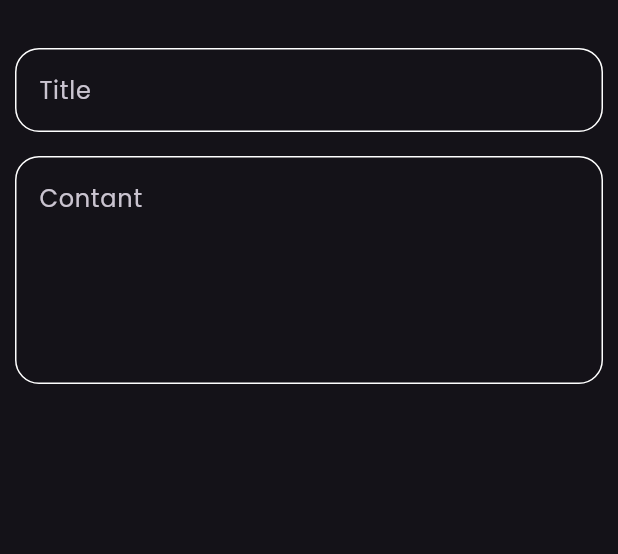
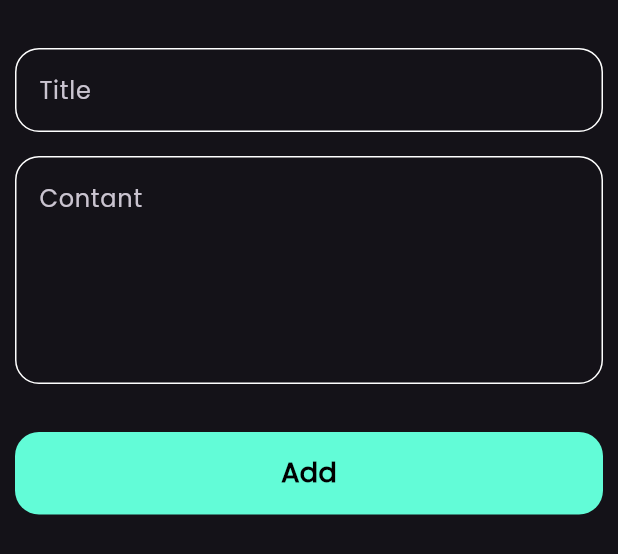
Before and after one commit to Abdelrahmanmagdy19/note_app, a Flutter app: the AddNoteBottomSheet widget shown alone on an empty page, opened directly, on a phone screen of 412 x 824 dp. Shown: the top 554 px of the screen. Run offline on Flutter 3.47's test engine with Material 3 defaults, Android fonts, the phone set to English and light mode, and no system bars.

Commit message:
finsh notes bottom sheet

```diff
--- a/lib/widgets/add_note_bottom_sheet.dart
+++ b/lib/widgets/add_note_bottom_sheet.dart
@@ -1,4 +1,6 @@
 import 'package:flutter/material.dart';
+import 'package:notes_app/constants/constants.dart';
+import 'package:notes_app/widgets/custom_bottom.dart';
 import 'package:notes_app/widgets/custom_text_field.dart';
 
 class AddNoteBottomSheet extends StatelessWidget {
@@ -8,22 +10,23 @@ class AddNoteBottomSheet extends StatelessWidget {
   Widget build(BuildContext context) {
     return Padding(
       padding: const EdgeInsets.symmetric(horizontal: 10),
+      child: SingleChildScrollView(
         child: Column(
           children: [
-          SizedBox(
-            height: 32,
-          ),
+            SizedBox(height: 32),
             CustomTextField(
               hintText: 'Title',
             ),
-          SizedBox(
-            height: 16,
-          ),
+            SizedBox(height: 16),
             CustomTextField(
               hintText: 'Contant',
               maxLines: 5,
             ),
+            SizedBox(height: 32),
+            CustomBottom(),
+            SizedBox(height: 18),
           ],
+        ),
       ),
     );
   }
--- /dev/null
+++ b/lib/widgets/custom_bottom.dart
@@ -0,0 +1,26 @@
+import 'package:flutter/material.dart';
+import 'package:notes_app/constants/constants.dart';
+
+class CustomBottom extends StatelessWidget {
+  const CustomBottom({super.key});
+
+  @override
+  Widget build(BuildContext context) {
+    return Container(
+      height: 55,
+      width: MediaQuery.of(context).size.width,
+      decoration: BoxDecoration(
+          borderRadius: BorderRadius.circular(16), color: kPrimaryColor),
+      child: Center(
+        child: Text(
+          'Add',
+          style: TextStyle(
+            color: Colors.black,
+            fontSize: 18,
+            fontWeight: FontWeight.bold,
+          ),
+        ),
+      ),
+    );
+  }
+}
```
Lines whose indentation alone changed are shown as unchanged.
